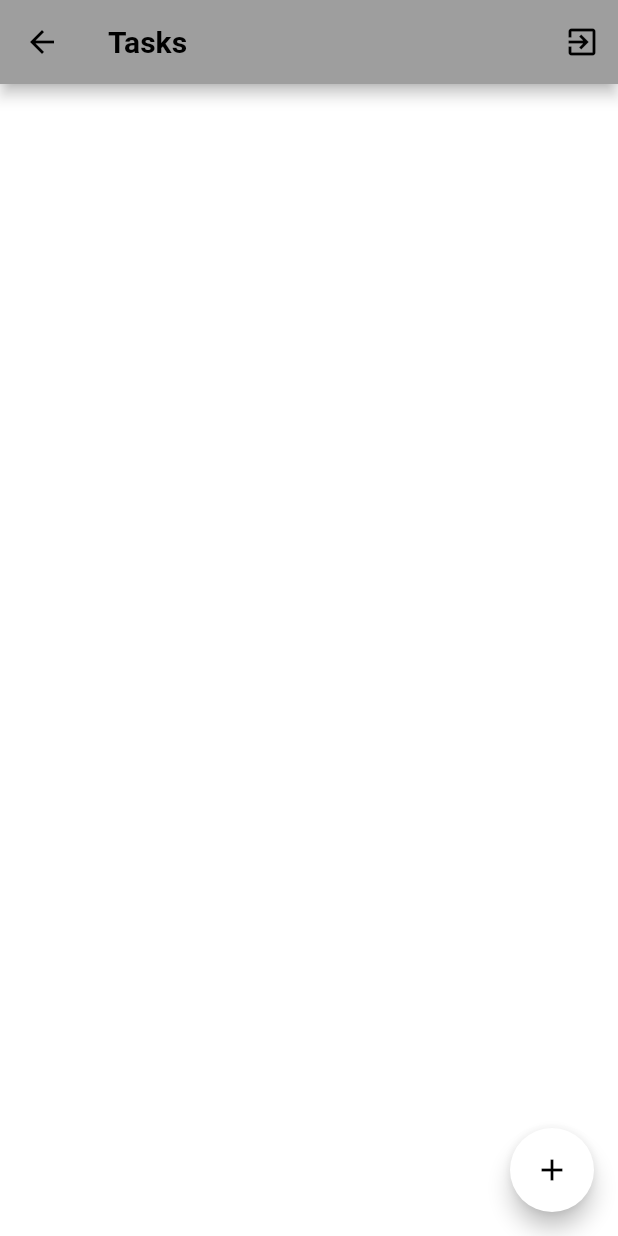
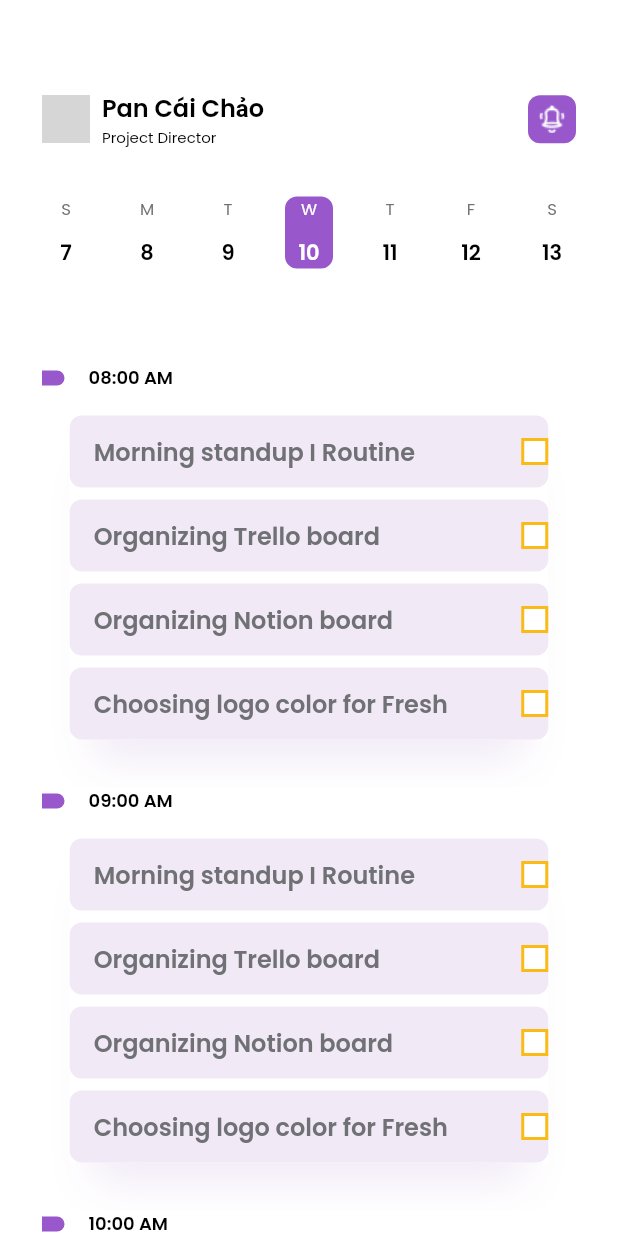
Before and after one commit to baemyungseong/grow_app, a Flutter app: the authenticationWrapper screen opened by its route, on a phone screen of 412 x 824 dp. Run offline on Flutter 3.47's test engine with Material 2 defaults, Android fonts, the phone set to English and light mode, and no system bars; our stand-ins replace blur, cloud_firestore, firebase_auth, firebase_core, flutter_svg, google_sign_in and 1 more; missing offline and left inert: cloud_firestore_web, custom_check_box, firebase_auth_web, firebase_core_web, flutter_facebook_auth, shared_preferences_web; accounts and stored records are empty; network calls fail; Roboto replaces fonts that are missing (tepeno); grey boxes are pictures that could not be loaded.

Commit message:
Timeline Screen

```diff
--- a/lib/constants/colors.dart
+++ b/lib/constants/colors.dart
@@ -18,6 +18,7 @@ const Color greyUltralight = Color(0xFFC4C4C4);
 
 const Color red = Color(0xFFCB356B);
 const Color green = Color(0xFF159957);
+const Color yallow = Color(0xFFFABB18);
 
 final Shader redGradient = LinearGradient(
   colors: <Color>[Color(0xFFCB356B), Color(0xFFBD3F32)],
--- a/lib/constants/icons.dart
+++ b/lib/constants/icons.dart
@@ -13,3 +13,7 @@ const facebookLogoIcon = 'assets/icons/authentication/facebook.png';
 const eyeVisibility = 'assets/icons/authentication/eye_visibility.svg';
 const eyeInvisibility = 'assets/icons/authentication/eye_invisibility.svg';
 const checkSuccessfully = 'assets/icons/authentication/check_successfully.svg';
+
+//timeline
+const calendarIcon = 'assets/icons/timeline/calendar.png';
+const notificationActiveIcon = 'assets/icons/timeline/notification_active.png';
--- a/lib/constants/images.dart
+++ b/lib/constants/images.dart
@@ -3,8 +3,10 @@ import 'package:flutter/cupertino.dart';
 import 'package:flutter_svg/flutter_svg.dart';
 
 //images used in this app
-const backgroundOnboarding = 'assets/images/background/background_onboarding.png';
-const backgroundAuthentication = 'assets/images/background/background_authentication.png';
+const backgroundOnboarding =
+    'assets/images/background/background_onboarding.png';
+const backgroundAuthentication =
+    'assets/images/background/background_authentication.png';
 
 //onboarding images
 const obHandCalendar = 'assets/images/onboarding/hand_calendar.png';
@@ -16,3 +18,6 @@ const atCheckPerspective = 'assets/images/authentication/check_perspective.png';
 const atSalySayhi = 'assets/images/authentication/saly_sayhi.png';
 const atSalyWorking = 'assets/images/authentication/saly_working.png';
 const atPhoneExciting = 'assets/images/authentication/phone_exciting.png';
+
+//timeline images
+const avatarNhat = 'assets/images/timeline/avatar_nhat.png';
--- a/lib/constants/others.dart
+++ b/lib/constants/others.dart
@@ -5,6 +5,8 @@ import 'package:flutter/cupertino.dart';
 
 const double appPadding = 20.0;
 
+const double appFixedPadding = 28.0;
+
 //set app margin for this app
 
 const double appMargin = 20.0;
--- a/lib/controllers/authController.dart
+++ b/lib/controllers/authController.dart
@@ -4,6 +4,7 @@ import 'package:flutter/cupertino.dart';
 //import views
 import 'package:grow_app/views/taskScreen.dart';
 import 'package:grow_app/views/authentication/checkinEmail.dart';
+import 'package:grow_app/views/timeline/calendar.dart';
 
 //import widgets
 import 'package:grow_app/views/widget/snackBarWidget.dart';
@@ -22,7 +23,8 @@ import 'dart:math';
 FirebaseAuth auth = FirebaseAuth.instance;
 // int randomNumber = Random().nextInt(9000) + 1000;
 
-Future registerUser(String email, String password, String name, String phoneNumber, context) async {
+Future registerUser(String email, String password, String name,
+    String phoneNumber, context) async {
   try {
     await auth
         .createUserWithEmailAndPassword(email: email, password: password)
@@ -36,7 +38,8 @@ Future registerUser(String email, String password, String name, String phoneNumb
         'email': email,
         'phonenumber': phoneNumber,
         'dob': null,
-        'avatar': "https://scontent.fsgn2-4.fna.fbcdn.net/v/t1.6435-9/244757120_1044097059677456_7375002768478113579_n.jpg?_nc_cat=109&ccb=1-5&_nc_sid=09cbfe&_nc_ohc=x0f0jeOG0QQAX-QcSU6&_nc_ht=scontent.fsgn2-4.fna&oh=f91f17830e1c787d524be872271ece9c&oe=61AAA7D5",
+        'avatar':
+            "https://scontent.fsgn2-4.fna.fbcdn.net/v/t1.6435-9/244757120_1044097059677456_7375002768478113579_n.jpg?_nc_cat=109&ccb=1-5&_nc_sid=09cbfe&_nc_ohc=x0f0jeOG0QQAX-QcSU6&_nc_ht=scontent.fsgn2-4.fna&oh=f91f17830e1c787d524be872271ece9c&oe=61AAA7D5",
       }).then((signedInUser) => {
             print("successfully registered!"),
           });
@@ -68,18 +71,15 @@ Future registerUser(String email, String password, String name, String phoneNumb
 }
 
 Future resetPasswordUser(String email, context) async {
-  try{
-    await auth
-      .sendPasswordResetEmail(email: email)
-      .then((value) => {
+  try {
+    await auth.sendPasswordResetEmail(email: email).then((value) => {
           Navigator.push(
             context,
             MaterialPageRoute(
               builder: (context) => checkinEmailScreen(),
             ),
           )
-          }
-      );
+        });
   } on FirebaseAuthException catch (e) {
     print(e.code);
     switch (e.code) {
@@ -109,7 +109,7 @@ Future loginUser(String email, String password, context) async {
         Navigator.pushReplacement(
             context,
             MaterialPageRoute(
-                builder: (context) => TasksPage(required, uid: uid)));
+                builder: (context) => CalendarPage(required, uid: uid)));
       }
     });
   } on FirebaseAuthException catch (e) {
@@ -198,10 +198,13 @@ Future googleSignIn(context) async {
 
 Future facebookSignIn(context) async {
   try {
-    final facebookMethod = await FacebookAuth.instance.login(permissions: ['public_profile', 'email']);
+    final facebookMethod = await FacebookAuth.instance
+        .login(permissions: ['public_profile', 'email']);
     if (facebookMethod.status == LoginStatus.success) {
-      final cred = FacebookAuthProvider.credential(facebookMethod.accessToken!.token);
-      final UserCredential userCredential = await FirebaseAuth.instance.signInWithCredential(cred)
+      final cred =
+          FacebookAuthProvider.credential(facebookMethod.accessToken!.token);
+      final UserCredential userCredential = await FirebaseAuth.instance
+          .signInWithCredential(cred)
           .whenComplete(() {});
 
       final User? facebookUser = userCredential.user;
@@ -211,7 +214,8 @@ Future facebookSignIn(context) async {
       print("Your current id is $uid");
       print("Your current userData is $userData");
       print("Your current email is " + userData['email'].toString());
-      print("Your current photoUrl is " + userData['picture']['data']['url'].toString());
+      print("Your current photoUrl is " +
+          userData['picture']['data']['url'].toString());
       print("Your current displayName is " + userData['name'].toString());
       // print("Your current id is " + userData['id'].toString());
 
@@ -238,7 +242,6 @@ Future facebookSignIn(context) async {
   }
 }
 
-
 // Future<UserCredential> signInWithFacebook() async {
 //   final LoginResult result =
 //       await FacebookAuth.instance.login(permissions: ['email']);
@@ -254,8 +257,6 @@ Future facebookSignIn(context) async {
 
 //   return FirebaseAuth.instance.signInWithCredential(facebookAuthCredential);
 // }
-
-
 
 // Future facebookSignInn(context) async {
 //   try {
@@ -295,8 +296,6 @@ Future facebookSignIn(context) async {
 //     print("error");
 //   }
 // }
-
-
 
 // Future<UserCredential> signInWithGoogle() async {
 //   // Trigger the authentication flow
--- /dev/null
+++ b/lib/views/timeline/calendar.dart
@@ -0,0 +1,280 @@
+import 'package:firebase_auth/firebase_auth.dart';
+import 'package:flutter/foundation.dart';
+import 'package:flutter/material.dart';
+import 'package:flutter/cupertino.dart';
+import 'package:flutter/services.dart';
+
+//import widgets
+import 'package:grow_app/views/widget/dialogWidget.dart';
+
+//import constants
+import 'package:grow_app/constants/colors.dart';
+import 'package:grow_app/constants/fonts.dart';
+import 'package:grow_app/constants/images.dart';
+import 'package:grow_app/constants/icons.dart';
+import 'package:grow_app/constants/others.dart';
+
+//import others
+import 'package:blur/blur.dart';
+import 'package:meta/meta.dart';
+
+class CalendarPage extends StatefulWidget {
+  String uid;
+
+  CalendarPage(Required required, {Key? key, required this.uid})
+      : super(key: key);
+
+  @override
+  _CalendarPageState createState() => _CalendarPageState(uid);
+}
+
+class _CalendarPageState extends State<CalendarPage> {
+  String? uid = "";
+
+  _CalendarPageState(String uid);
+  void initState() {
+    super.initState();
+    User? user = FirebaseAuth.instance.currentUser;
+    final userid = user?.uid.toString();
+    uid = userid;
+  }
+
+  @override
+  Widget build(BuildContext context) {
+    return AnnotatedRegion(
+      value: SystemUiOverlayStyle(
+          statusBarBrightness: Brightness.dark,
+          statusBarIconBrightness: Brightness.dark,
+          statusBarColor: Colors.transparent),
+      child: Scaffold(
+        body: SingleChildScrollView(
+            padding: EdgeInsets.all(appFixedPadding),
+            child: Column(
+                crossAxisAlignment: CrossAxisAlignment.start,
+                children: <Widget>[
+                  SizedBox(height: 32),
+                  Row(
+                    mainAxisAlignment: MainAxisAlignment.spaceBetween,
+                    children: [
+                      Row(
+                        children: <Widget>[
+                          Container(
+                            width: 32,
+                            height: 32,
+                            decoration: new BoxDecoration(
+                              borderRadius:
+                                  BorderRadius.all(Radius.circular(8)),
+                              image: DecorationImage(
+                                  image: NetworkImage(
+                                      // '${projects[index]!["background"]}'),
+                                      'https://scontent.fvca1-4.fna.fbcdn.net/v/t39.30808-1/p480x480/259507941_1162683510806374_690586520604516558_n.jpg?_nc_cat=109&ccb=1-5&_nc_sid=7206a8&_nc_ohc=FtBeikuPI4cAX_rzDg2&_nc_ht=scontent.fvca1-4.fna&oh=8b217f922b39fac368818444711a410a&oe=61B1EDC7'),
+                                  fit: BoxFit.cover),
+                              shape: BoxShape.rectangle,
+                            ),
+                          ),
+                          SizedBox(width: 8),
+                          Column(
+                            crossAxisAlignment: CrossAxisAlignment.start,
+                            children: <Widget>[
+                              Container(
+                                  alignment: Alignment.topLeft,
+                                  child: Text(
+                                    'Pan Cái Chảo',
+                                    style: TextStyle(
+                                      fontSize: 16,
+                                      fontFamily: 'Poppins',
+                                      color: black,
+                                      fontWeight: FontWeight.w600,
+                                    ),
+                                  )),
+                              // SizedBox(width: 4),
+                              Container(
+                                  // alignment: Alignment.topLeft,
+                                  child: Text('Project Director',
+                                      style: TextStyle(
+                                        fontSize: 10,
+                                        fontFamily: 'Poppins',
+                                        color: black,
+                                        fontWeight: FontWeight.w400,
+                                      ))),
+                            ],
+                          ),
+                        ],
+                      ),
+                      Container(
+                        alignment: Alignment.centerRight,
+                        height: 32,
+                        width: 32,
+                        decoration: BoxDecoration(
+                          color: purpleDark,
+                          borderRadius: BorderRadius.all(Radius.circular(8)),
+                          image: DecorationImage(
+                              image: AssetImage(notificationActiveIcon)),
+                        ),
+                      )
+                    ],
+                  ),
+                  Container(
+                    margin: EdgeInsets.only(top: 32, bottom: 32),
+                    // padding: EdgeInsets.symmetric(horizontal: 16),
+                    child: Row(
+                        mainAxisAlignment: MainAxisAlignment.spaceBetween,
+                        children: <Widget>[
+                          buildDateColumn('S', 7, false),
+                          buildDateColumn('M', 8, false),
+                          buildDateColumn('T', 9, false),
+                          buildDateColumn('W', 10, true),
+                          buildDateColumn('T', 11, false),
+                          buildDateColumn('F', 12, false),
+                          buildDateColumn('S', 13, false),
+                        ]),
+                  ),
+                  Column(
+                    children: [
+                      buildCardTask('08:00 AM'),
+                      buildCardTask('09:00 AM'),
+                      buildCardTask('10:00 AM'),
+                    ],
+                  )
+                ])),
+      ),
+    );
+  }
+
+  Container buildCardTask(String hour) {
+    return Container(
+      margin: EdgeInsets.only(top: 32),
+      decoration: BoxDecoration(
+        color: Colors.white,
+        borderRadius: BorderRadius.all(Radius.circular(10)),
+      ),
+      child: Column(
+        children: <Widget>[
+          Row(
+            children: [
+              Container(
+                  width: 15,
+                  height: 10,
+                  decoration: BoxDecoration(
+                      color: purpleDark,
+                      borderRadius:
+                          BorderRadius.horizontal(right: Radius.circular(5)))),
+              SizedBox(width: 16),
+              Text(
+                hour,
+                style: TextStyle(
+                  fontSize: suggestion12,
+                  fontFamily: 'Poppins',
+                  color: black,
+                  fontWeight: FontWeight.w600,
+                ),
+              )
+            ],
+          ),
+          Container(
+              decoration: BoxDecoration(
+                color: white,
+                boxShadow: [
+                  BoxShadow(
+                    color: purpleLight,
+                    spreadRadius: -16,
+                    blurRadius: 24,
+                    offset: Offset(0, 28), // changes position of shadow
+                  ),
+                ],
+              ),
+              margin: EdgeInsets.only(top: 8),
+              child: Column(
+                crossAxisAlignment: CrossAxisAlignment.start,
+                children: <Widget>[
+                  buildTask('Morning standup I Routine'),
+                  buildTask('Organizing Trello board '),
+                  buildTask('Organizing Notion board '),
+                  buildTask('Choosing logo color for Fresh'),
+                ],
+              ))
+        ],
+      ),
+    );
+  }
+
+  Container buildTask(String taskName) {
+    return Container(
+        margin: EdgeInsets.only(top: 8),
+        height: 48,
+        width: 319,
+        decoration: BoxDecoration(
+          color: purpleLight,
+          borderRadius: BorderRadius.all(Radius.circular(8.0)),
+        ),
+        child: Row(
+          mainAxisAlignment: MainAxisAlignment.spaceBetween,
+          children: [
+            Container(
+              alignment: Alignment.centerLeft,
+              margin: EdgeInsets.only(left: 16),
+              child: Text(
+                taskName,
+                style: TextStyle(
+                  fontSize: 16,
+                  fontFamily: 'Poppins',
+                  color: greyDark,
+                  fontWeight: FontWeight.w600,
+                ),
+                textAlign: TextAlign.left,
+              ),
+            ),
+            Container(
+                width: 18,
+                height: 18,
+                decoration: BoxDecoration(
+                  color: white,
+                  // borderRadius: BorderRadius.all(Radius.circular(4))
+                  border: Border(
+                    top: BorderSide(
+                        width: 2.0, color: yallow, style: BorderStyle.solid),
+                    left: BorderSide(
+                        width: 2.0, color: yallow, style: BorderStyle.solid),
+                    right: BorderSide(
+                        width: 2.0, color: yallow, style: BorderStyle.solid),
+                    bottom: BorderSide(
+                        width: 2.0, color: yallow, style: BorderStyle.solid),
+                  ),
+                ))
+          ],
+        ));
+  }
+
+  Container buildDateColumn(String weekDay, int date, bool isActive) {
+    return Container(
+      height: 48,
+      width: 32,
+      decoration: isActive
+          ? BoxDecoration(
+              borderRadius: BorderRadius.all(Radius.circular(8)),
+              color: purpleDark,
+            )
+          : BoxDecoration(
+              borderRadius: BorderRadius.all(Radius.circular(8)), color: white),
+      child: Column(
+        mainAxisAlignment: MainAxisAlignment.spaceBetween,
+        children: <Widget>[
+          Text(weekDay,
+              style: TextStyle(
+                fontSize: 11,
+                fontFamily: 'Poppins',
+                color: isActive ? white : greyDark,
+                fontWeight: FontWeight.w400,
+              )),
+          Text(date.toString(),
+              style: TextStyle(
+                // fontSize: 11,
+                fontFamily: 'Poppins',
+                color: isActive ? white : black,
+                fontWeight: FontWeight.w600,
+              ))
+        ],
+      ),
+    );
+  }
+}
--- a/lib/views/wrapper/authenticationWrapper.dart
+++ b/lib/views/wrapper/authenticationWrapper.dart
@@ -11,6 +11,7 @@ import 'package:grow_app/controllers/authController.dart';
 //import firebase
 import 'package:firebase_auth/firebase_auth.dart';
 import 'package:cloud_firestore/cloud_firestore.dart';
+import 'package:grow_app/views/timeline/calendar.dart';
 
 //import provider - state management
 import 'package:provider/provider.dart';
@@ -31,7 +32,7 @@ class _authenticationWrapperState extends State<authenticationWrapper> {
           // User? user = snapshot.data;
           final User user = auth.currentUser!;
           final String uid = user.uid;
-          return TasksPage(required, uid: user.uid);
+          return CalendarPage(required, uid: user.uid);
         } else {
           return signinScreen();
         }
--- a/pubspec.yaml
+++ b/pubspec.yaml
@@ -60,10 +60,12 @@ flutter:
     - assets/images/background/
     - assets/images/logo/
     - assets/images/onboarding/
+    - assets/images/timeline/
 
     - assets/icons/
     - assets/icons/authentication/
     - assets/icons/general/
+    - assets/icons/timeline/
 
   fonts:
     # - family: NavBarIcons
```
Also changed, not shown: assets/icons/timeline/calendar.png (added), assets/icons/timeline/notification_active.png (added), assets/images/timeline/avatar_nhat.png (added). Lines whose indentation alone changed are shown as unchanged.
